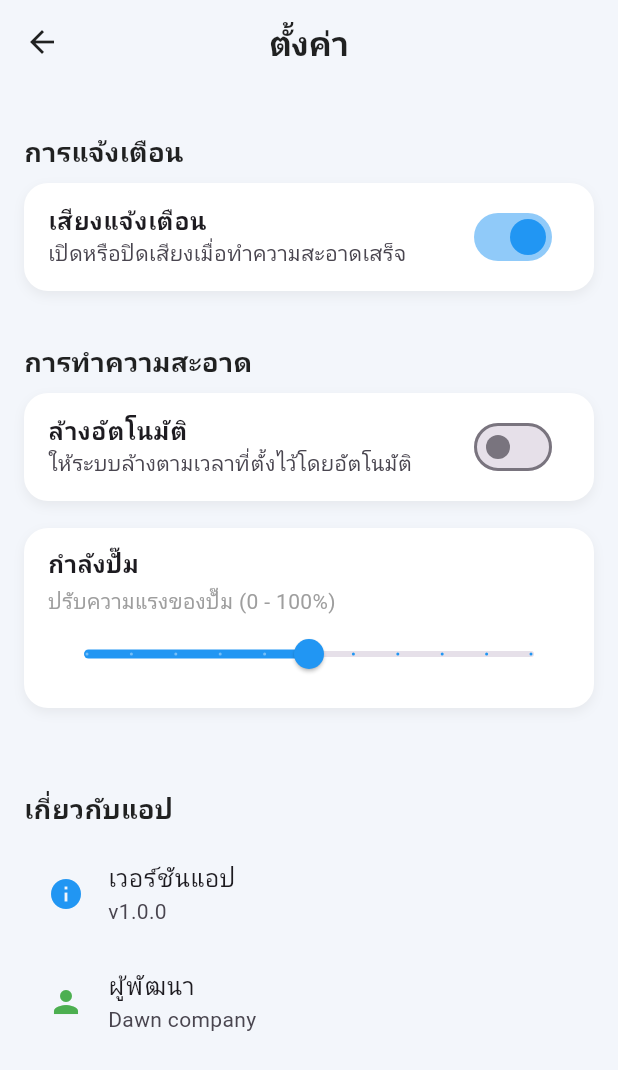
After one commit to pawataven/solar_project, a Flutter app: the screen it shows after launch, item 4 of the bottom bar chosen, on a phone screen of 412 x 824 dp. The commit adds this screen. Shown: the top 1070 px of the screen. Run offline on Flutter 3.47's test engine with Material 3 defaults, Android fonts, the phone set to English and light mode, and no system bars; Roboto replaces fonts that are missing (Poppins).

Commit message:
เพิ่มหน้า

```diff
--- /dev/null
+++ b/lib/screens/settings_screen.dart
@@ -0,0 +1,164 @@
+import 'package:flutter/material.dart';
+
+class SettingsScreen extends StatefulWidget {
+  const SettingsScreen({Key? key}) : super(key: key);
+
+  @override
+  State<SettingsScreen> createState() => _SettingsScreenState();
+}
+
+class _SettingsScreenState extends State<SettingsScreen> {
+  bool notificationSound = true;
+  bool autoClean = false;
+  double pumpPower = 50;
+
+  @override
+  Widget build(BuildContext context) {
+    return Scaffold(
+      backgroundColor: const Color(0xfff3f6fb),
+      appBar: AppBar(
+        backgroundColor: Colors.transparent,
+        elevation: 0,
+        title: const Text(
+          "ตั้งค่า",
+          style: TextStyle(
+            color: Colors.black87,
+            fontWeight: FontWeight.bold,
+          ),
+        ),
+        centerTitle: true,
+        iconTheme: const IconThemeData(color: Colors.black87),
+      ),
+      body: ListView(
+        padding: const EdgeInsets.all(16),
+        children: [
+          _buildSectionTitle("การแจ้งเตือน"),
+          _buildSwitchTile(
+            title: "เสียงแจ้งเตือน",
+            subtitle: "เปิดหรือปิดเสียงเมื่อทำความสะอาดเสร็จ",
+            value: notificationSound,
+            onChanged: (val) => setState(() => notificationSound = val),
+          ),
+          const SizedBox(height: 10),
+
+          _buildSectionTitle("การทำความสะอาด"),
+          _buildSwitchTile(
+            title: "ล้างอัตโนมัติ",
+            subtitle: "ให้ระบบล้างตามเวลาที่ตั้งไว้โดยอัตโนมัติ",
+            value: autoClean,
+            onChanged: (val) => setState(() => autoClean = val),
+          ),
+          const SizedBox(height: 10),
+
+          _buildSliderTile(
+            title: "กำลังปั๊ม",
+            subtitle: "ปรับความแรงของปั๊ม (0 - 100%)",
+            value: pumpPower,
+            onChanged: (val) => setState(() => pumpPower = val),
+          ),
+
+          const SizedBox(height: 30),
+          _buildSectionTitle("เกี่ยวกับแอป"),
+          ListTile(
+            leading: const Icon(Icons.info, color: Colors.blue),
+            title: const Text("เวอร์ชันแอป"),
+            subtitle: const Text("v1.0.0"),
+          ),
+          ListTile(
+            leading: const Icon(Icons.person, color: Colors.green),
+            title: const Text("ผู้พัฒนา"),
+            subtitle: const Text("Dawn company"),
+          ),
+        ],
+      ),
+    );
+  }
+
+  /// ✅ หัวข้อ Section
+  Widget _buildSectionTitle(String title) {
+    return Padding(
+      padding: const EdgeInsets.only(bottom: 8.0, top: 16),
+      child: Text(
+        title,
+        style: const TextStyle(
+          fontSize: 18,
+          fontWeight: FontWeight.bold,
+          color: Colors.black87,
+        ),
+      ),
+    );
+  }
+
+  /// ✅ Switch Setting
+  Widget _buildSwitchTile({
+    required String title,
+    required String subtitle,
+    required bool value,
+    required ValueChanged<bool> onChanged,
+  }) {
+    return Container(
+      margin: const EdgeInsets.only(bottom: 8),
+      decoration: BoxDecoration(
+        color: Colors.white,
+        borderRadius: BorderRadius.circular(16),
+        boxShadow: [
+          BoxShadow(
+            color: Colors.grey.withOpacity(0.15),
+            blurRadius: 6,
+            offset: const Offset(0, 3),
+          ),
+        ],
+      ),
+      child: SwitchListTile(
+        activeColor: Colors.blue,
+        title: Text(title, style: const TextStyle(fontWeight: FontWeight.w600)),
+        subtitle: Text(subtitle),
+        value: value,
+        onChanged: onChanged,
+      ),
+    );
+  }
+
+  /// ✅ Slider Setting
+  Widget _buildSliderTile({
+    required String title,
+    required String subtitle,
+    required double value,
+    required ValueChanged<double> onChanged,
+  }) {
+    return Container(
+      margin: const EdgeInsets.only(bottom: 8),
+      padding: const EdgeInsets.symmetric(horizontal: 16, vertical: 12),
+      decoration: BoxDecoration(
+        color: Colors.white,
+        borderRadius: BorderRadius.circular(16),
+        boxShadow: [
+          BoxShadow(
+            color: Colors.grey.withOpacity(0.15),
+            blurRadius: 6,
+            offset: const Offset(0, 3),
+          ),
+        ],
+      ),
+      child: Column(
+        crossAxisAlignment: CrossAxisAlignment.start,
+        children: [
+          Text(title,
+              style: const TextStyle(
+                  fontWeight: FontWeight.w600, fontSize: 16)),
+          const SizedBox(height: 4),
+          Text(subtitle, style: const TextStyle(color: Colors.grey)),
+          Slider(
+            value: value,
+            min: 0,
+            max: 100,
+            divisions: 10,
+            label: "${value.toInt()}%",
+            activeColor: Colors.blue,
+            onChanged: onChanged,
+          ),
+        ],
+      ),
+    );
+  }
+}
```
Also changed, not shown: lib/screens/history_screen.dart (added, +86 -0 lines), lib/screens/home_screen.dart (+10 -2 lines).
